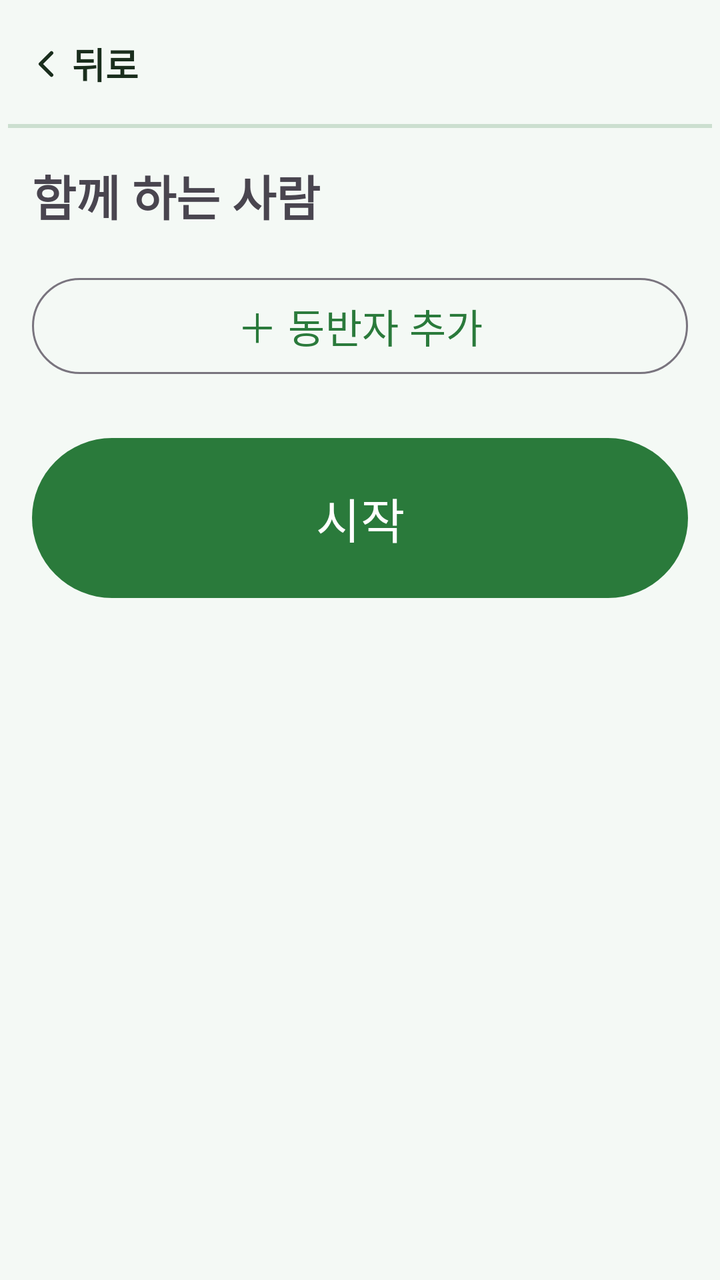
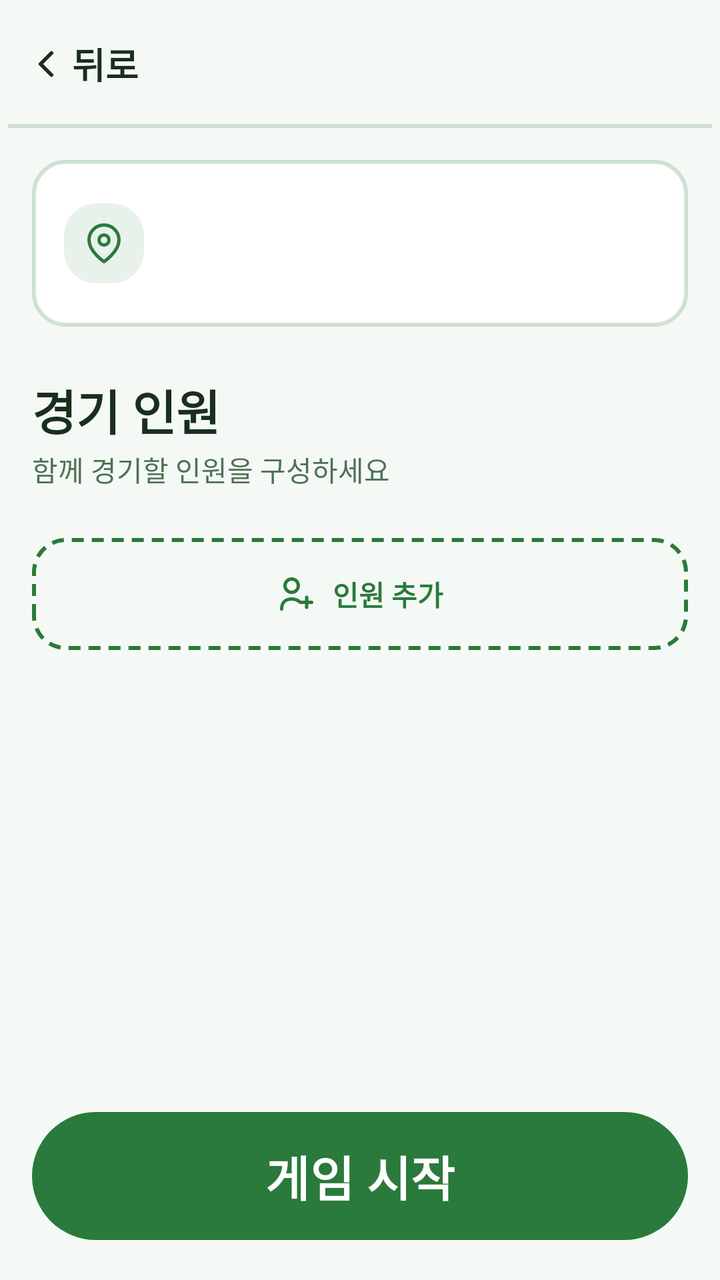

Before-and-after screenshots of an Android layout around one commit, followed by the original layout XML and the change that was made.
<!-- AndroidManifest.xml: application theme Theme.ParkGolf -->
<!-- res/layout/fragment_player_setup.xml -->
<?xml version="1.0" encoding="utf-8"?>
<LinearLayout xmlns:android="http://schemas.android.com/apk/res/android"
    android:layout_width="match_parent" android:layout_height="match_parent"
    android:orientation="vertical">
    <include android:id="@+id/topBar" layout="@layout/view_top_bar" />
    <ScrollView
        android:layout_width="match_parent" android:layout_height="0dp" android:layout_weight="1"
        android:fillViewport="true" android:padding="@dimen/screen_padding">
        <LinearLayout android:layout_width="match_parent" android:layout_height="wrap_content"
            android:orientation="vertical">
            <TextView android:layout_width="wrap_content" android:layout_height="wrap_content"
                android:text="@string/players_title" android:textSize="@dimen/title_text"
                android:textStyle="bold" android:layout_marginBottom="12dp" />
            <LinearLayout android:id="@+id/playersContainer"
                android:layout_width="match_parent" android:layout_height="wrap_content"
                android:orientation="vertical" />
            <Button android:id="@+id/btnAddPlayer"
                style="?attr/materialButtonOutlinedStyle"
                android:layout_width="match_parent" android:layout_height="wrap_content"
                android:minHeight="@dimen/touch_min" android:text="@string/add_player"
                android:textSize="@dimen/button_text" android:layout_marginTop="8dp" />
            <Button android:id="@+id/btnStartPlay"
                android:layout_width="match_parent" android:layout_height="wrap_content"
                android:minHeight="88dp" android:text="@string/start_play"
                android:textSize="@dimen/title_text" android:layout_marginTop="24dp" />
        </LinearLayout>
    </ScrollView>
</LinearLayout>
<!-- res/layout/view_top_bar.xml (included above) -->
<?xml version="1.0" encoding="utf-8"?>
<androidx.constraintlayout.widget.ConstraintLayout
    xmlns:android="http://schemas.android.com/apk/res/android"
    xmlns:app="http://schemas.android.com/apk/res-auto"
    android:layout_width="match_parent"
    android:layout_height="wrap_content"
    android:background="?attr/parkBackground"
    android:minHeight="64dp"
    android:paddingHorizontal="4dp">

    <LinearLayout
        android:id="@+id/btnBack"
        android:layout_width="wrap_content"
        android:layout_height="@dimen/touch_min"
        android:orientation="horizontal"
        android:gravity="center_vertical"
        android:paddingHorizontal="8dp"
        android:background="?attr/selectableItemBackground"
        android:clickable="true"
        android:focusable="true"
        android:contentDescription="@string/back"
        app:layout_constraintStart_toStartOf="parent"
        app:layout_constraintTop_toTopOf="parent"
        app:layout_constraintBottom_toBottomOf="parent">
        <ImageView
            android:layout_width="22dp" android:layout_height="22dp"
            android:src="@drawable/ic_chevron_left"
            android:importantForAccessibility="no" />
        <TextView
            android:layout_width="wrap_content" android:layout_height="wrap_content"
            android:layout_marginStart="2dp"
            android:text="@string/back"
            android:textColor="?attr/parkForeground"
            android:textSize="@dimen/body_text"
            android:textStyle="bold" />
    </LinearLayout>

    <TextView
        android:id="@+id/tvBarTitle"
        android:layout_width="0dp"
        android:layout_height="wrap_content"
        android:gravity="center"
        android:textSize="@dimen/body_text"
        android:textStyle="bold"
        android:textColor="?attr/parkForeground"
        android:maxLines="1"
        android:ellipsize="end"
        app:layout_constraintStart_toEndOf="@id/btnBack"
        app:layout_constraintEnd_toStartOf="@id/barSpacer"
        app:layout_constraintTop_toTopOf="parent"
        app:layout_constraintBottom_toBottomOf="parent" />

    <Space
        android:id="@+id/barSpacer"
        android:layout_width="72dp"
        android:layout_height="1dp"
        app:layout_constraintEnd_toEndOf="parent"
        app:layout_constraintTop_toTopOf="parent" />

    <View android:layout_width="0dp" android:layout_height="@dimen/border_width"
        android:background="?attr/parkBorder"
        app:layout_constraintStart_toStartOf="parent"
        app:layout_constraintEnd_toEndOf="parent"
        app:layout_constraintBottom_toBottomOf="parent" />
</androidx.constraintlayout.widget.ConstraintLayout>
<!-- resources referenced by this layout -->
<resources>
  <dimen name="body_text">18sp</dimen>
  <dimen name="border_width">2dp</dimen>
  <dimen name="button_text">20sp</dimen>
  <dimen name="screen_padding">16dp</dimen>
  <dimen name="title_text">24sp</dimen>
  <dimen name="touch_min">56dp</dimen>
  <!-- drawable ic_chevron_left (drawable) -->
  <vector xmlns:android="http://schemas.android.com/apk/res/android" android:width="24dp" android:height="24dp" android:viewportWidth="24" android:viewportHeight="24">
      <path android:strokeColor="?attr/parkForeground" android:strokeWidth="2" android:strokeLineCap="round" android:strokeLineJoin="round" android:pathData="M15,18 L9,12 L15,6" />
  </vector>
  <string name="add_player">＋ 동반자 추가</string>
  <string name="back">뒤로</string>
  <string name="players_title">함께 하는 사람</string>
  <string name="start_play">시작</string>
  <style name="Theme.ParkGolf" parent="Theme.ParkGolf.Green" />
  <style name="Theme.ParkGolf.Base" parent="Theme.Material3.DayNight.NoActionBar">
          <item name="colorOnPrimary">@color/on_primary</item>
          <item name="android:textColorPrimary">?attr/parkForeground</item>
      </style>
  <color name="on_primary">#FFFFFF</color>
  <!-- unchanged entries left out for length: 1 -->
</resources>

<!-- the commit's change to res/layout/fragment_player_setup.xml (unified diff, before → after) -->
@@ -1,30 +1,71 @@
 <?xml version="1.0" encoding="utf-8"?>
 <LinearLayout xmlns:android="http://schemas.android.com/apk/res/android"
+    xmlns:app="http://schemas.android.com/apk/res-auto"
     android:layout_width="match_parent" android:layout_height="match_parent"
-    android:orientation="vertical">
+    android:orientation="vertical" android:background="?attr/parkBackground">
+
     <include android:id="@+id/topBar" layout="@layout/view_top_bar" />
+
     <ScrollView
         android:layout_width="match_parent" android:layout_height="0dp" android:layout_weight="1"
         android:fillViewport="true" android:padding="@dimen/screen_padding">
         <LinearLayout android:layout_width="match_parent" android:layout_height="wrap_content"
             android:orientation="vertical">
+
+            <LinearLayout android:layout_width="match_parent" android:layout_height="wrap_content"
+                android:orientation="horizontal" android:gravity="center_vertical"
+                android:background="@drawable/bg_card" android:padding="16dp"
+                android:layout_marginBottom="24dp">
+                <ImageView android:layout_width="40dp" android:layout_height="40dp"
+                    android:background="@drawable/bg_menu_icon" android:padding="10dp"
+                    android:src="@drawable/ic_map_pin" app:tint="?attr/parkPrimary"
+                    android:importantForAccessibility="no" />
+                <LinearLayout android:layout_width="wrap_content" android:layout_height="wrap_content"
+                    android:orientation="vertical" android:layout_marginStart="12dp">
+                    <TextView android:id="@+id/tvVenueName"
+                        android:layout_width="wrap_content" android:layout_height="wrap_content"
+                        android:textColor="?attr/parkMutedForeground" />
+                    <TextView android:id="@+id/tvCourseName"
+                        android:layout_width="wrap_content" android:layout_height="wrap_content"
+                        android:textSize="@dimen/title_text" android:textStyle="bold"
+                        android:textColor="?attr/parkForeground" />
+                </LinearLayout>
+            </LinearLayout>
+
             <TextView android:layout_width="wrap_content" android:layout_height="wrap_content"
-                android:text="@string/players_title" android:textSize="@dimen/title_text"
-                android:textStyle="bold" android:layout_marginBottom="12dp" />
+                android:text="@string/player_count_title" android:textSize="@dimen/title_text"
+                android:textStyle="bold" android:textColor="?attr/parkForeground" />
+            <TextView android:layout_width="wrap_content" android:layout_height="wrap_content"
+                android:text="@string/player_count_subtitle" android:textColor="?attr/parkMutedForeground"
+                android:layout_marginTop="2dp" android:layout_marginBottom="20dp" />
+
             <LinearLayout android:id="@+id/playersContainer"
                 android:layout_width="match_parent" android:layout_height="wrap_content"
                 android:orientation="vertical" />
-            <Button android:id="@+id/btnAddPlayer"
-                style="?attr/materialButtonOutlinedStyle"
+
+            <LinearLayout android:id="@+id/btnAddPlayer"
                 android:layout_width="match_parent" android:layout_height="wrap_content"
-                android:minHeight="@dimen/touch_min" android:text="@string/add_player"
-                android:textSize="@dimen/button_text" android:layout_marginTop="8dp" />
-            <Button android:id="@+id/btnStartPlay"
-                android:layout_width="match_parent" android:layout_height="wrap_content"
-                android:minHeight="88dp" android:text="@string/start_play"
-                android:textSize="@dimen/title_text" android:layout_marginTop="24dp" />
+                android:minHeight="@dimen/touch_min" android:orientation="horizontal"
+                android:gravity="center" android:background="@drawable/bg_dashed"
+                android:paddingVertical="14dp" android:layout_marginTop="4dp"
+                android:foreground="?attr/selectableItemBackground">
+                <ImageView android:layout_width="20dp" android:layout_height="20dp"
+                    android:src="@drawable/ic_user_plus" android:importantForAccessibility="no" />
+                <TextView android:layout_width="wrap_content" android:layout_height="wrap_content"
+                    android:layout_marginStart="8dp" android:text="@string/add_player_button"
+                    android:textStyle="bold" android:textColor="?attr/parkPrimary" />
+            </LinearLayout>
         </LinearLayout>
     </ScrollView>
+
+    <LinearLayout android:layout_width="match_parent" android:layout_height="wrap_content"
+        android:orientation="vertical" android:background="?attr/parkBackground"
+        android:padding="@dimen/screen_padding">
+        <Button android:id="@+id/btnStartPlay"
+            android:layout_width="match_parent" android:layout_height="wrap_content"
+            android:minHeight="72dp" android:text="@string/start_game_button"
+            android:textSize="@dimen/title_text" android:textStyle="bold" />
+    </LinearLayout>
 </LinearLayout>
 <!-- res/layout/view_top_bar.xml (included above) -->
 <?xml version="1.0" encoding="utf-8"?>
<!-- resource entries referenced after the edit -->
@@ -2,19 +2,53 @@
 <resources>
   <dimen name="body_text">18sp</dimen>
   <dimen name="border_width">2dp</dimen>
-  <dimen name="button_text">20sp</dimen>
   <dimen name="screen_padding">16dp</dimen>
   <dimen name="title_text">24sp</dimen>
   <dimen name="touch_min">56dp</dimen>
+  <!-- drawable bg_card (drawable) -->
+  <?xml version="1.0" encoding="utf-8"?>
+  <shape xmlns:android="http://schemas.android.com/apk/res/android" android:shape="rectangle">
+      <solid android:color="@color/card" />
+      <corners android:radius="@dimen/radius_card" />
+      <stroke android:width="@dimen/border_width" android:color="?attr/parkBorder" />
+  </shape>
+  <!-- drawable bg_dashed (drawable) -->
+  <?xml version="1.0" encoding="utf-8"?>
+  <shape xmlns:android="http://schemas.android.com/apk/res/android" android:shape="rectangle">
+      <solid android:color="@android:color/transparent" />
+      <corners android:radius="@dimen/radius_card" />
+      <stroke android:width="@dimen/border_width" android:color="?attr/parkPrimary"
+          android:dashWidth="6dp" android:dashGap="4dp" />
+  </shape>
+  <!-- drawable bg_menu_icon (drawable) -->
+  <?xml version="1.0" encoding="utf-8"?>
+  <shape xmlns:android="http://schemas.android.com/apk/res/android" android:shape="rectangle">
+      <solid android:color="?attr/parkPrimary10" />
+      <corners android:radius="@dimen/radius_card" />
+  </shape>
   <!-- drawable ic_chevron_left (drawable) -->
   <vector xmlns:android="http://schemas.android.com/apk/res/android" android:width="24dp" android:height="24dp" android:viewportWidth="24" android:viewportHeight="24">
       <path android:strokeColor="?attr/parkForeground" android:strokeWidth="2" android:strokeLineCap="round" android:strokeLineJoin="round" android:pathData="M15,18 L9,12 L15,6" />
   </vector>
-  <string name="add_player">＋ 동반자 추가</string>
+  <!-- drawable ic_map_pin (drawable) -->
+  <vector xmlns:android="http://schemas.android.com/apk/res/android" android:width="24dp" android:height="24dp" android:viewportWidth="24" android:viewportHeight="24">
+      <path android:strokeColor="?attr/parkForeground" android:strokeWidth="2" android:strokeLineCap="round" android:strokeLineJoin="round" android:pathData="M21,10 C21,17 12,23 12,23 C12,23 3,17 3,10 A9,9 0 0 1 21,10 Z" />
+      <path android:strokeColor="?attr/parkForeground" android:strokeWidth="2" android:pathData="M15,10 A3,3 0 1 1 9,10 A3,3 0 0 1 15,10 Z" />
+  </vector>
+  <!-- drawable ic_user_plus (drawable) -->
+  <vector xmlns:android="http://schemas.android.com/apk/res/android" android:width="24dp" android:height="24dp" android:viewportWidth="24" android:viewportHeight="24">
+      <path android:strokeColor="?attr/parkPrimary" android:strokeWidth="2" android:strokeLineCap="round" android:strokeLineJoin="round" android:pathData="M9,11 A4,4 0 1 0 9,3 A4,4 0 0 0 9,11 Z" />
+      <path android:strokeColor="?attr/parkPrimary" android:strokeWidth="2" android:strokeLineCap="round" android:strokeLineJoin="round" android:pathData="M3,21 C3,17 5.5,15 9,15 C11,15 12.8,15.7 14,16.9" />
+      <path android:strokeColor="?attr/parkPrimary" android:strokeWidth="2" android:strokeLineCap="round" android:strokeLineJoin="round" android:pathData="M18,14 L18,20 M15,17 L21,17" />
+  </vector>
+  <string name="add_player_button">인원 추가</string>
   <string name="back">뒤로</string>
-  <string name="players_title">함께 하는 사람</string>
-  <string name="start_play">시작</string>
+  <string name="player_count_subtitle">함께 경기할 인원을 구성하세요</string>
+  <string name="player_count_title">경기 인원</string>
+  <string name="start_game_button">게임 시작</string>
   <style name="Theme.ParkGolf" parent="Theme.ParkGolf.Green" />
+  <color name="card">#FFFFFF</color>
+  <dimen name="radius_card">16dp</dimen>
   <style name="Theme.ParkGolf.Base" parent="Theme.Material3.DayNight.NoActionBar">
           <item name="colorOnPrimary">@color/on_primary</item>
           <item name="android:textColorPrimary">?attr/parkForeground</item>
